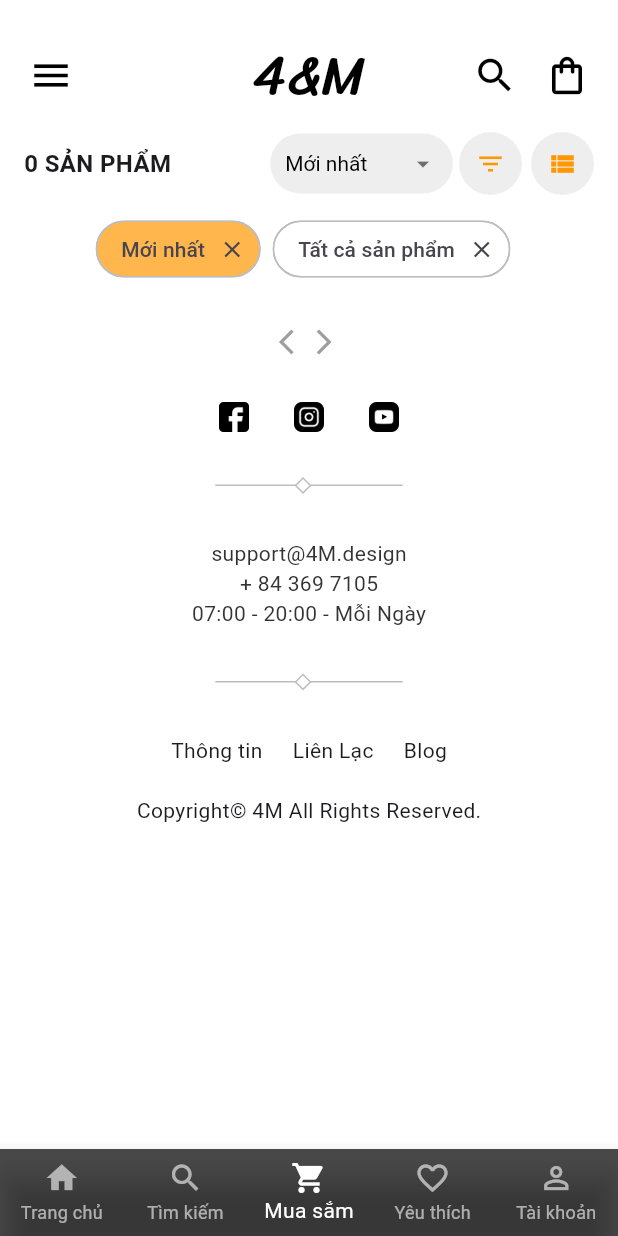
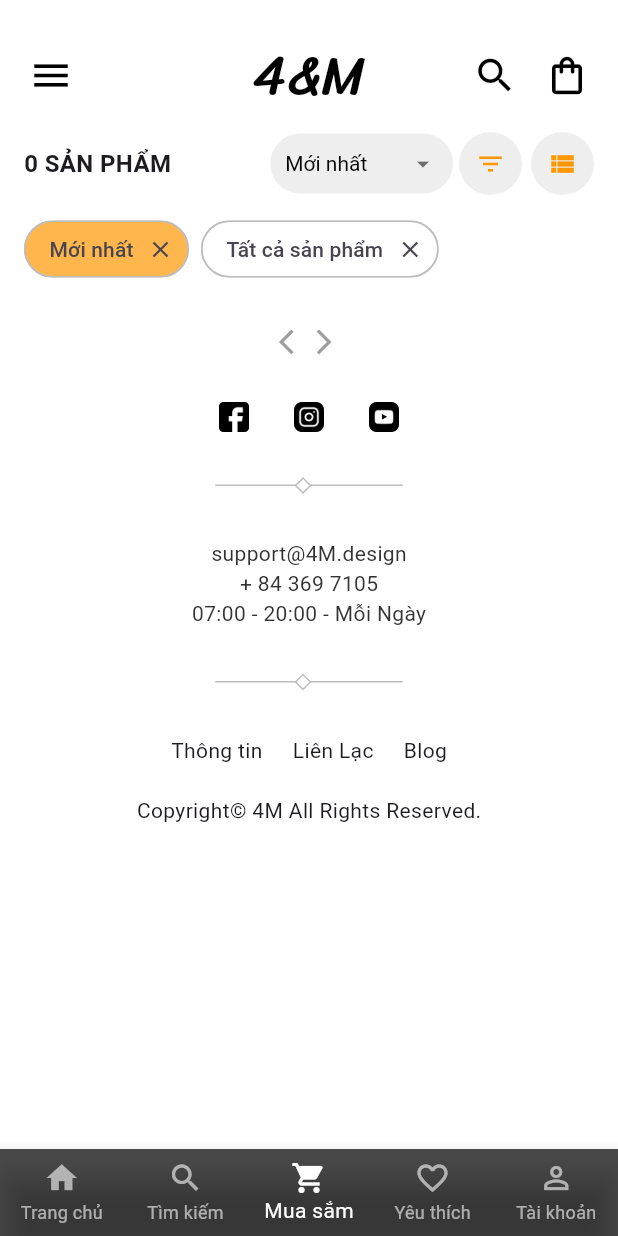
Before and after one commit to nguyenduythang139/the4m_app, a Flutter app: the ProductScreen screen opened directly, on a phone screen of 412 x 824 dp. Run offline on Flutter 3.47's test engine with Material 3 defaults, Android fonts, the phone set to English and light mode, and no system bars; our stand-ins replace cloud_firestore, firebase_auth, firebase_core, google_sign_in, image_picker, shared_preferences and 1 more; accounts and stored records are empty.

Commit message:
cap nhat chuc nang loc san pham

```diff
--- a/lib/screens/product_screen.dart
+++ b/lib/screens/product_screen.dart
@@ -442,10 +442,13 @@
             const SizedBox(height: 4),
             // Chip filter đang chọn
             Padding(
-              padding: const EdgeInsets.symmetric(horizontal: 16),
+              padding: EdgeInsets.symmetric(horizontal: 16),
               child: SingleChildScrollView(
                 scrollDirection: Axis.horizontal,
+                child: SizedBox(
+                  width: MediaQuery.of(context).size.width,
                   child: Row(
+                    mainAxisAlignment: MainAxisAlignment.start,
                     children: [
                       Chip(
                         label: Text(selectedSortOption),
@@ -490,6 +493,7 @@
                         );
                       }).toList(),
                     ],
+                  ),
                 ),
               ),
             ),
```
Lines whose indentation alone changed are shown as unchanged.
